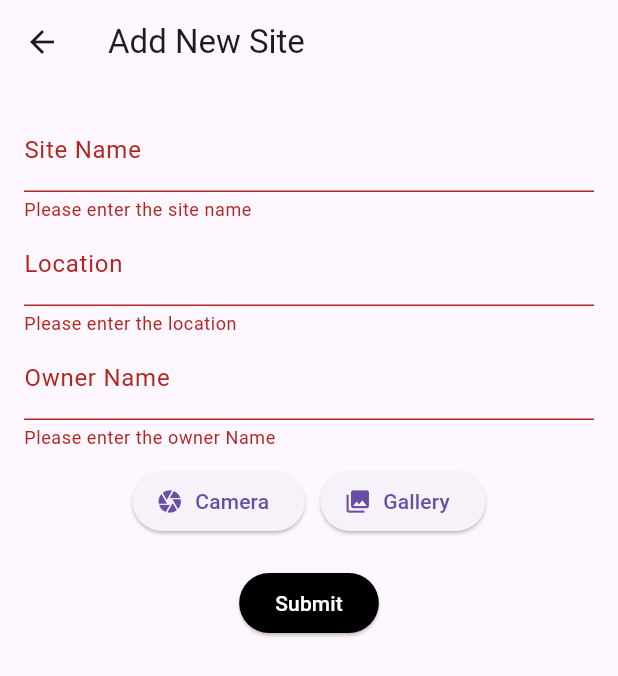
After one commit to Vageshwar/contractor-book, a Flutter app: the AddSitePage screen opened directly, after a tap on "Submit", on a phone screen of 412 x 824 dp. The commit adds this screen. Shown: the top 676 px of the screen. Run offline on Flutter 3.47's test engine with Material 3 defaults, Android fonts, the phone set to English and light mode, and no system bars; our stand-ins replace image_picker, sqflite; accounts and stored records are empty.

Commit message:
feat: Added feature to add site and view site details Issues: fetching site from DB is not working due to invalid entry

```diff
--- a/lib/models/ContractorModel.dart
+++ b/lib/models/ContractorModel.dart
@@ -1,5 +1,3 @@
-import 'package:flutter/material.dart';
-
 class ContractorModel {
   final int? id;
   final int? phone;
--- a/lib/models/contractor.dart
+++ b/lib/models/contractor.dart
@@ -12,7 +12,7 @@ class Contractor {
 
   //to be used when inserting a row in the table
   Map<String, dynamic> toMapWithoutId() {
-    final map = new Map<String, dynamic>();
+    final map = <String, dynamic>{};
     map["name"] = name;
     map["city"] = city;
     map["address"] = address;
@@ -26,7 +26,9 @@ class Contractor {
         name: data['name'],
         city: data['city'],
         address: data['address'],
-        phone: data['phone'],
+        phone: data['phone'] != Null && data['phone'].toString().isNotEmpty
+            ? data['phone'].toString()
+            : "",
         title: data['title'],
       );
 }
--- a/lib/models/site_images.dart
+++ b/lib/models/site_images.dart
@@ -9,7 +9,7 @@ class SiteImage {
 
   //to be used when inserting a row in the table
   Map<String, dynamic> toMapWithoutId() {
-    final map = new Map<String, dynamic>();
+    final map = <String, dynamic>{};
     map["image"] = image;
     map["siteId"] = siteId;
     return map;
--- /dev/null
+++ b/lib/models/site_note.dart
@@ -0,0 +1,28 @@
+class Note {
+  final int id;
+  final int siteId;
+  final String content;
+  final DateTime dateAdded;
+
+  Note({
+    required this.id,
+    required this.siteId,
+    required this.content,
+    required this.dateAdded,
+  });
+
+  Map<String, dynamic> toMapWithoutId() {
+    final map = <String, dynamic>{};
+    map["content"] = content;
+    map["siteId"] = siteId;
+    map["dateAdded"] = dateAdded;
+    return map;
+  }
+
+  factory Note.fromMap(Map<String, dynamic> data) => Note(
+        id: data['id'],
+        siteId: data['siteId'],
+        content: data['content'],
+        dateAdded: data['dateAdded'],
+      );
+}
--- a/lib/models/sites.dart
+++ b/lib/models/sites.dart
@@ -1,10 +1,10 @@
 class Sites {
-  int siteId, ownerId, date, active;
-  String location, name;
+  int siteId, date, active;
+  String location, name, ownerName;
 
   Sites(
       {required this.siteId,
-      required this.ownerId,
+      required this.ownerName,
       required this.date,
       required this.active,
       required this.name,
@@ -12,10 +12,10 @@ class Sites {
 
   //to be used when inserting a row in the table
   Map<String, dynamic> toMapWithoutId() {
-    final map = new Map<String, dynamic>();
+    final map = <String, dynamic>{};
     map["name"] = name;
     map["location"] = location;
-    map["ownerId"] = ownerId;
+    map["ownerName"] = ownerName;
     map["location"] = location;
     map["date"] = date;
     return map;
@@ -23,10 +23,11 @@ class Sites {
 
   factory Sites.fromMap(Map<String, dynamic> data) => Sites(
         siteId: data['id'],
-        ownerId: data['ownerId'],
-        date: data['date'],
-        active: data['active'],
-        name: data['name'],
-        location: data['location'],
+        ownerName:
+            data['ownerName'] != Null ? data['ownerName'].toString() : "--",
+        date: data['date'] != Null ? data['date'] : 0,
+        active: data['active'] != Null ? data['active'] : 0,
+        name: data['name'] != Null ? data['name'].toString() : "--",
+        location: data['location'] != Null ? data['location'].toString() : "--",
       );
 }
--- /dev/null
+++ b/lib/screens/add_site.dart
@@ -0,0 +1,190 @@
+import 'package:contractor_book/services/db_service.dart';
+import 'package:flutter/material.dart';
+import 'package:image_picker/image_picker.dart';
+import 'dart:typed_data';
+import 'dart:io';
+import 'package:contractor_book/models/sites.dart';
+import 'package:contractor_book/models/site_images.dart';
+
+class AddSitePage extends StatefulWidget {
+  @override
+  _AddSitePageState createState() => _AddSitePageState();
+}
+
+class _AddSitePageState extends State<AddSitePage> {
+  final _formKey = GlobalKey<FormState>();
+  final _nameController = TextEditingController();
+  final _locationController = TextEditingController();
+  final _ownerIdController = TextEditingController();
+  final _dateController = TextEditingController();
+
+  bool _isLoading = false;
+  int _activeStatus = 1; // Default active status as 1
+  Uint8List? _selectedImage;
+
+  final ImagePicker _picker = ImagePicker();
+
+  // Function to pick image from camera or gallery
+  Future<void> _pickImage(ImageSource source) async {
+    final pickedFile = await _picker.pickImage(source: source);
+    if (pickedFile != null) {
+      setState(() {
+        _selectedImage = File(pickedFile.path).readAsBytesSync();
+      });
+    }
+  }
+
+  // Show SnackBar for user feedback
+  void _showSnackBar(String message, Color backgroundColor) {
+    ScaffoldMessenger.of(context).showSnackBar(
+      SnackBar(
+        content: Text(message),
+        backgroundColor: backgroundColor,
+      ),
+    );
+  }
+
+  // Submit form function
+  Future<void> _submitForm() async {
+    if (_formKey.currentState!.validate()) {
+      setState(() {
+        _isLoading = true;
+      });
+
+      try {
+        // Create a new site object
+        final newSite = Sites(
+          siteId: 0, // Auto increment
+          ownerName: _ownerIdController.text,
+          date: DateTime.now().millisecondsSinceEpoch,
+          active: _activeStatus,
+          name: _nameController.text,
+          location: _locationController.text,
+        );
+
+        // Insert site into the database
+        await DatabaseService().insertSite(newSite);
+
+        // If an image is selected, insert it into the database
+        if (_selectedImage != null) {
+          final newSiteImage = SiteImage(
+            imageId: 0, // Auto increment
+            image: _selectedImage!,
+            siteId: newSite.siteId, // Site ID will be automatically assigned
+          );
+          await DatabaseService().insertImage(newSiteImage);
+        }
+
+        _showSnackBar("Site added successfully", Colors.green);
+
+        // Navigate to the homepage or refresh the current page
+        Navigator.of(context).pop();
+      } catch (e) {
+        _showSnackBar("Error: $e", Colors.red);
+      } finally {
+        setState(() {
+          _isLoading = false;
+        });
+      }
+    }
+  }
+
+  @override
+  Widget build(BuildContext context) {
+    return Scaffold(
+      appBar: AppBar(
+        title: const Text("Add New Site"),
+      ),
+      body: _isLoading
+          ? const Center(
+              child: CircularProgressIndicator(),
+            )
+          : Padding(
+              padding: const EdgeInsets.all(16.0),
+              child: Form(
+                key: _formKey,
+                child: SingleChildScrollView(
+                  child: Column(
+                    crossAxisAlignment: CrossAxisAlignment.start,
+                    children: <Widget>[
+                      TextFormField(
+                        controller: _nameController,
+                        decoration:
+                            const InputDecoration(labelText: 'Site Name'),
+                        validator: (value) {
+                          if (value == null || value.isEmpty) {
+                            return 'Please enter the site name';
+                          }
+                          return null;
+                        },
+                      ),
+                      TextFormField(
+                        controller: _locationController,
+                        decoration:
+                            const InputDecoration(labelText: 'Location'),
+                        validator: (value) {
+                          if (value == null || value.isEmpty) {
+                            return 'Please enter the location';
+                          }
+                          return null;
+                        },
+                      ),
+                      TextFormField(
+                        controller: _ownerIdController,
+                        decoration:
+                            const InputDecoration(labelText: 'Owner Name'),
+                        keyboardType: TextInputType.name,
+                        validator: (value) {
+                          if (value == null || value.isEmpty) {
+                            return 'Please enter the owner Name';
+                          }
+                          if (int.tryParse(value) == null) {
+                            return 'Owner ID should be a text';
+                          }
+                          return null;
+                        },
+                      ),
+                      const SizedBox(height: 10),
+                      _selectedImage != null
+                          ? Image.memory(
+                              _selectedImage!,
+                              height: 200,
+                              width: double.infinity,
+                              fit: BoxFit.cover,
+                            )
+                          : Container(),
+                      Row(
+                        mainAxisAlignment: MainAxisAlignment.center,
+                        children: <Widget>[
+                          ElevatedButton.icon(
+                            icon: const Icon(Icons.camera),
+                            label: const Text("Camera"),
+                            onPressed: () => _pickImage(ImageSource.camera),
+                          ),
+                          const SizedBox(width: 10),
+                          ElevatedButton.icon(
+                            icon: const Icon(Icons.photo_library),
+                            label: const Text("Gallery"),
+                            onPressed: () => _pickImage(ImageSource.gallery),
+                          ),
+                        ],
+                      ),
+                      const SizedBox(height: 20),
+                      Center(
+                        child: ElevatedButton(
+                          style: ElevatedButton.styleFrom(
+                            backgroundColor: Colors.black, // Button color
+                            foregroundColor: Colors.white, // Text color
+                          ),
+                          onPressed: _submitForm,
+                          child: const Text('Submit'),
+                        ),
+                      ),
+                    ],
+                  ),
+                ),
+              ),
+            ),
+    );
+  }
+}
--- a/lib/services/db_service.dart
+++ b/lib/services/db_service.dart
@@ -2,6 +2,7 @@ import 'dart:typed_data';
 
 import 'package:contractor_book/models/contractor.dart';
 import 'package:contractor_book/models/site_images.dart';
+import 'package:contractor_book/models/site_note.dart';
 import 'package:contractor_book/models/sites.dart';
 import 'package:path/path.dart';
 import 'package:sqflite/sqflite.dart';
@@ -47,13 +48,16 @@ class DatabaseService {
       'CREATE TABLE contractor(id INTEGER PRIMARY KEY, name TEXT, title TEXT, phone INTEGER, address TEXT, city TEXT)',
     );
     await db.execute(
-      'CREATE TABLE site(id INTEGER PRIMARY KEY, name TEXT, date DATETIME, location TEXT, active INTEGER, ownerId INTEGER, FOREIGN KEY (ownerId) REFERENCES owners(id) ON DELETE SET NULL)',
+      'CREATE TABLE site(id INTEGER PRIMARY KEY, name TEXT, date DATETIME, location TEXT, active INTEGER, ownerName TEXT)',
     );
     await db.execute(
       'CREATE TABLE owner(id INTEGER PRIMARY KEY, name TEXT, number INTEGER, address TEXT)',
     );
     await db.execute(
       'CREATE TABLE site_images(id INTEGER PRIMARY KEY, siteId INTEGER, image BLOB, FOREIGN KEY (siteId) REFERENCES site(id) ON DELETE SET NULL)',
+    );
+    await db.execute(
+      'CREATE TABLE site_notes(id INTEGER PRIMARY KEY, siteId INTEGER, content TEXT, FOREIGN KEY (siteId) REFERENCES site(id) ON DELETE SET NULL)',
     );
   }
 
@@ -78,10 +82,20 @@ class DatabaseService {
         conflictAlgorithm: ConflictAlgorithm.replace);
   }
 
+  Future<void> addNoteForSite(int siteId, String content) async {
+    Note note = Note(
+        id: 0, siteId: siteId, content: content, dateAdded: DateTime.now());
+    final db = await _databaseService.database;
+
+    await db.insert('site_notes', note.toMapWithoutId(),
+        conflictAlgorithm: ConflictAlgorithm.replace);
+  }
+
   Future<Contractor> getCurrentUser() async {
     final db = await _databaseService.database;
     final List<Map<String, dynamic>> contractors = await db.query('contractor');
-    if (contractors.length > 1) {
+    if (contractors.isNotEmpty) {
+      print("Contractor $contractors[0]");
       return Contractor.fromMap(contractors[0]);
     } else {
       return Contractor(
@@ -126,8 +140,26 @@ class DatabaseService {
 
   Future<List<Sites>> getSitesWithState(state) async {
     final db = await _databaseService.database;
-    final List<Map<String, dynamic>> sites =
-        await db.query('site', where: 'active = ', whereArgs: [state]);
+    final List<Map<String, dynamic>> sites = await db.query('site');
     return List.generate(sites.length, (index) => Sites.fromMap(sites[index]));
   }
+
+  Future<List<Note>> getNotesForSite(state) async {
+    final db = await _databaseService.database;
+    final List<Map<String, dynamic>> notes =
+        await db.query("site_notes", where: 'siteId = ?', whereArgs: [state]);
+    return List.generate(notes.length, (index) => Note.fromMap(notes[index]));
+  }
+
+  Future<void> updateSiteStatus(int siteId, int newStatus) async {
+    final db = await database; // Get the database instance
+
+    // Perform the update query
+    await db.update(
+      'site', // The table name
+      {'active': newStatus}, // The field to update with the new value
+      where: 'id = ?', // Where condition to target the specific site
+      whereArgs: [siteId], // Site ID to update
+    );
+  }
 }
--- a/pubspec.yaml
+++ b/pubspec.yaml
@@ -1,5 +1,5 @@
 name: contractor_book
-description: "A new Flutter project."
+description: "Manage all your sites and its progress at one place."
 # The following line prevents the package from being accidentally published to
 # pub.dev using `flutter pub publish`. This is preferred for private packages.
 publish_to: 'none' # Remove this line if you wish to publish to pub.dev
@@ -37,6 +37,8 @@ dependencies:
   cupertino_icons: ^1.0.8
   sqflite: ^2.3.3+1
   path: ^1.9.0
+  image_picker: ^1.1.2
+  intl: ^0.19.0
 
 dev_dependencies:
   flutter_test:
```
Also changed, not shown: lib/main.dart (+11 -5 lines), lib/screens/homepage.dart (+90 -32 lines), lib/screens/register.dart (+22 -13 lines), lib/screens/site_details_page.dart (added, +215 -0 lines), pubspec.lock, 6 other files.
